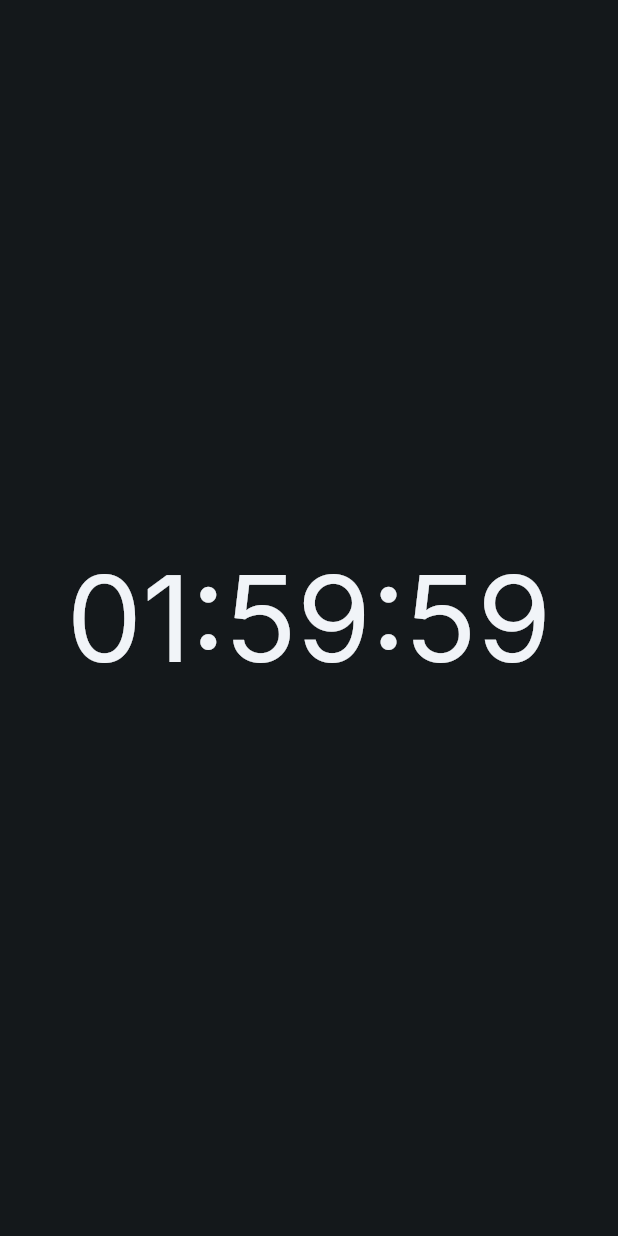
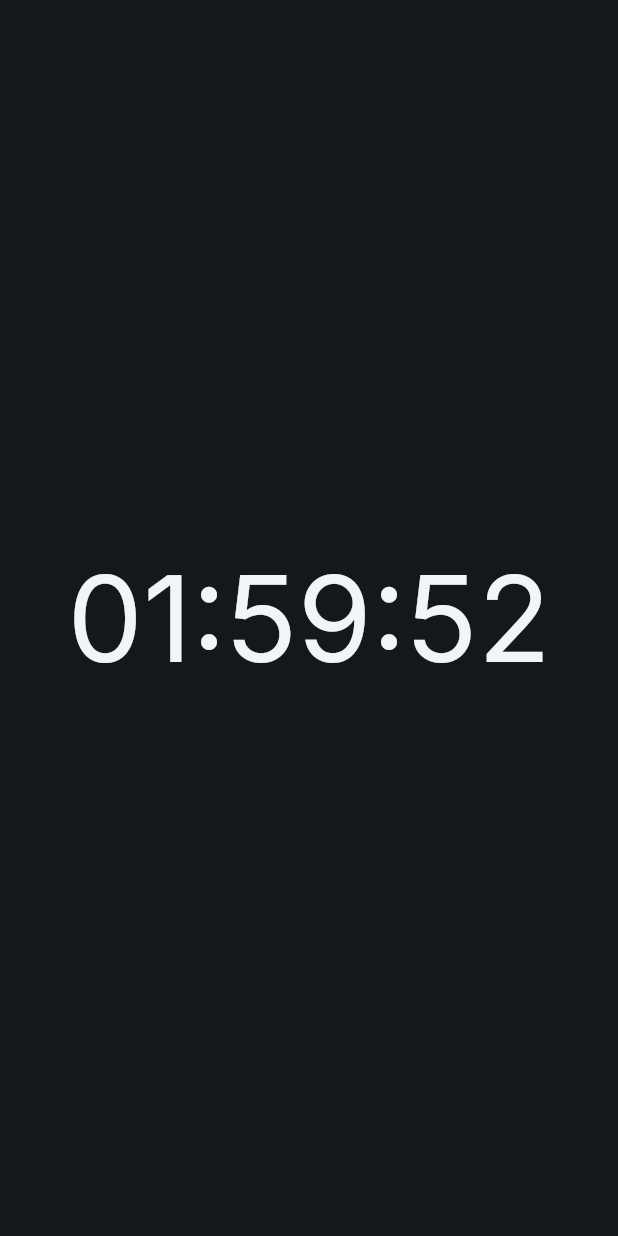
Before and after one commit to Snag-Delivery/SBHacks25, a Flutter app: the screen it shows after launch, on a phone screen of 412 x 824 dp. Run offline on Flutter 3.47's test engine with Material 3 defaults, Android fonts, the light colour scheme and no system bars; our stand-ins replace auto_size_text, font_awesome_flutter, from_css_color, go_router, google_fonts, page_transition and 2 more; missing offline and left inert: json_path.

Commit message:
Updating to latest FlutterFlow output.

```diff
--- a/lib/pages/home_page/home_page_widget.dart
+++ b/lib/pages/home_page/home_page_widget.dart
@@ -27,6 +27,10 @@ class _HomePageWidgetState extends State<HomePageWidget> {
     SchedulerBinding.instance.addPostFrameCallback((_) async {
       _model.startTime = getCurrentTimestamp;
       safeSetState(() {});
+      while (true) {
+        safeSetState(() {});
+        await Future.delayed(const Duration(milliseconds: 1000));
+      }
     });
   }
 
```
